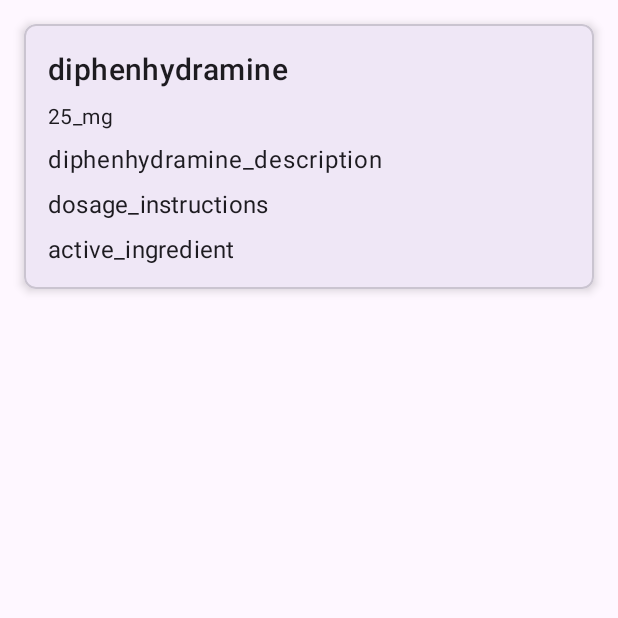
After one commit to hazemamaar/Android_Task, an Android app: the fragment DetailsFragment shown on its own in the app's theme, on a phone screen of 412 x 824 dp, the top half of it. The commit adds this screen. Run offline under Robolectric (Android 15) with nearby library versions, the phone set to English and light mode, and no system bars; our stand-ins replace sdp/ssp sizes; 5 statements that could not run were skipped.

Commit message:
finish insha'allah

```diff
--- /dev/null
+++ b/app/src/main/java/com/example/androidtask/ui/fragments/DetailsFragment.kt
@@ -0,0 +1,36 @@
+package com.example.androidtask.ui.fragments
+
+import android.os.Bundle
+import androidx.fragment.app.Fragment
+import android.view.LayoutInflater
+import android.view.View
+import android.view.ViewGroup
+import androidx.navigation.fragment.navArgs
+import com.example.androidtask.R
+import com.example.androidtask.databinding.FragmentDetailsBinding
+
+
+class DetailsFragment : Fragment() {
+    private lateinit var _binding:FragmentDetailsBinding
+    private val binding get() = _binding
+
+    private val args: DetailsFragmentArgs by navArgs()
+    override fun onViewCreated(view: View, savedInstanceState: Bundle?) {
+        super.onViewCreated(view, savedInstanceState)
+        binding.nameTextView.text = args.medication.name
+        binding.strengthTextView.text = args.medication.strength
+        binding.descriptionTextView.text = args.medication.description
+        binding.activeIngredientTextView.text = args.medication.active_ingredient
+        binding.dosageInstructionsTextView.text = args.medication.dosage_instructions
+    }
+
+    override fun onCreateView(
+        inflater: LayoutInflater, container: ViewGroup?,
+        savedInstanceState: Bundle?,
+    ): View? {
+        _binding = FragmentDetailsBinding.inflate(inflater, container, false)
+        return binding.root
+
+    }
+
+}
--- /dev/null
+++ b/app/src/main/res/layout/fragment_details.xml
@@ -0,0 +1,68 @@
+<?xml version="1.0" encoding="utf-8"?>
+<androidx.constraintlayout.widget.ConstraintLayout
+    xmlns:android="http://schemas.android.com/apk/res/android"
+    xmlns:app="http://schemas.android.com/apk/res-auto"
+    xmlns:tools="http://schemas.android.com/tools"
+    android:layout_width="match_parent"
+    android:layout_height="match_parent"
+    >
+
+    <com.google.android.material.card.MaterialCardView
+    android:layout_width="match_parent"
+    android:layout_height="wrap_content"
+    android:layout_margin="16dp"
+    app:cardElevation="4dp"
+        app:layout_constraintTop_toTopOf="parent"
+        app:layout_constraintStart_toStartOf="parent"
+        app:layout_constraintEnd_toEndOf="parent"
+    app:cardCornerRadius="8dp">
+
+    <LinearLayout
+        android:layout_width="match_parent"
+        android:layout_height="wrap_content"
+        android:orientation="vertical"
+        android:padding="16dp">
+
+        <com.google.android.material.textview.MaterialTextView
+            android:id="@+id/nameTextView"
+            android:layout_width="wrap_content"
+            android:layout_height="wrap_content"
+            android:text="diphenhydramine"
+            android:textAppearance="@style/TextAppearance.MaterialComponents.Headline6"/>
+
+        <com.google.android.material.textview.MaterialTextView
+            android:id="@+id/strengthTextView"
+            android:layout_width="wrap_content"
+            android:layout_height="wrap_content"
+            android:text="25_mg"
+            android:textAppearance="@style/TextAppearance.MaterialComponents.Body2"
+            android:layout_marginTop="8dp"/>
+
+        <com.google.android.material.textview.MaterialTextView
+            android:id="@+id/descriptionTextView"
+            android:layout_width="wrap_content"
+            android:layout_height="wrap_content"
+            android:text="diphenhydramine_description"
+            android:textAppearance="@style/TextAppearance.MaterialComponents.Body1"
+            android:layout_marginTop="8dp"/>
+
+        <com.google.android.material.textview.MaterialTextView
+            android:id="@+id/dosageInstructionsTextView"
+            android:layout_width="wrap_content"
+            android:layout_height="wrap_content"
+            android:text="dosage_instructions"
+            android:textAppearance="@style/TextAppearance.MaterialComponents.Subtitle1"
+            android:layout_marginTop="8dp"/>
+
+        <com.google.android.material.textview.MaterialTextView
+            android:id="@+id/activeIngredientTextView"
+            android:layout_width="wrap_content"
+            android:layout_height="wrap_content"
+            android:text="active_ingredient"
+            android:textAppearance="@style/TextAppearance.MaterialComponents.Subtitle1"
+            android:layout_marginTop="8dp"/>
+
+    </LinearLayout>
+
+</com.google.android.material.card.MaterialCardView>
+</androidx.constraintlayout.widget.ConstraintLayout>
--- a/core/build.gradle
+++ b/core/build.gradle
@@ -67,5 +67,6 @@ dependencies {
     implementation "com.squareup.retrofit2:retrofit:2.9.0"
     implementation "com.squareup.retrofit2:converter-gson:2.9.0"
     implementation "com.squareup.okhttp3:logging-interceptor:5.0.0-alpha.5"
+
     implementation "com.jakewharton.retrofit:retrofit2-kotlin-coroutines-adapter:0.9.2"
 }
--- a/core/src/main/java/com/example/data/network/ApiService.kt
+++ b/core/src/main/java/com/example/data/network/ApiService.kt
@@ -1,12 +1,12 @@
 package com.example.data.network
 
-import com.example.data.network.models.ResponseObject
+import com.example.data.network.models.Medical
 import retrofit2.http.GET
 
 interface ApiService {
     companion object{
-        const val PROBLEMS="5bc76f33-0f61-4d82-9f39-70ae9875232d"
+        const val PROBLEMS="6a585024-847b-40e1-8250-7998ccdcee98"
     }
     @GET(PROBLEMS)
-    suspend fun getProblems(): ResponseObject
+    suspend fun getProblems(): Medical
 }
--- a/core/src/main/java/com/example/data/network/models/Asthma.kt
+++ /dev/null
@@ -1,3 +0,0 @@
-package com.example.data.network.models
-
-class Asthma
--- a/core/src/main/java/com/example/data/network/models/ClassName.kt
+++ /dev/null
@@ -1,6 +0,0 @@
-package com.example.data.network.models
-
-data class ClassName(
-    val associatedDrug: List<AssociatedDrug>,
-    val associatedDrug2: List<AssociatedDrug>
-)
--- a/core/src/main/java/com/example/data/network/models/Lab.kt
+++ /dev/null
@@ -1,5 +0,0 @@
-package com.example.data.network.models
-
-data class Lab(
-    val missing_field: String
-)
--- a/core/src/main/java/com/example/data/network/models/Diabetes.kt
+++ b/core/src/main/java/com/example/data/network/models/Medical.kt
@@ -1,6 +1,5 @@
 package com.example.data.network.models
 
-data class Diabetes(
-    val labs: List<Lab>,
+data class Medical(
     val medications: List<Medication>
 )
--- a/core/src/main/java/com/example/data/network/models/MedicationsClasse.kt
+++ /dev/null
@@ -1,6 +0,0 @@
-package com.example.data.network.models
-
-data class MedicationsClasse(
-    val className: List<ClassName>,
-    val className2: List<ClassName>
-)
--- a/core/src/main/java/com/example/data/network/models/Problem.kt
+++ /dev/null
@@ -1,6 +0,0 @@
-package com.example.data.network.models
-
-data class Problem(
-    val Asthma: List<Asthma>,
-    val Diabetes: List<Diabetes>
-)
--- a/core/src/main/java/com/example/data/network/models/ResponseObject.kt
+++ /dev/null
@@ -1,5 +0,0 @@
-package com.example.data.network.models
-
-data class ResponseObject(
-    val problems: List<Problem>
-)
--- a/core/src/main/java/com/example/features/common/data/repository/UserRepoImpl.kt
+++ b/core/src/main/java/com/example/features/common/data/repository/UserRepoImpl.kt
@@ -1,9 +1,10 @@
 package com.example.features.common.data.repository
 
+import android.util.Log
 import com.example.data.local.models.RegisterModel
 import com.example.data.local.roomdb.UserDao
 import com.example.data.network.ApiService
-import com.example.data.network.models.ResponseObject
+import com.example.data.network.models.Medical
 import com.example.features.common.domain.repository.UserRepo
 import kotlinx.coroutines.flow.Flow
 import javax.inject.Inject
@@ -18,7 +19,8 @@ class UserRepoImpl @Inject constructor(private val userDao: UserDao, private val
         return userDao.insertUser(user)
     }
 
-    override suspend fun getProblems(): ResponseObject {
+    override suspend fun getProblems(): Medical {
+        Log.e("mma", "executeRemoteDS: "+apiService.getProblems() )
         return apiService.getProblems()
     }
 }
--- a/core/src/main/java/com/example/features/common/domain/repository/UserRepo.kt
+++ b/core/src/main/java/com/example/features/common/domain/repository/UserRepo.kt
@@ -1,12 +1,12 @@
 package com.example.features.common.domain.repository
 
 import com.example.data.local.models.RegisterModel
-import com.example.data.network.models.ResponseObject
+import com.example.data.network.models.Medical
 import kotlinx.coroutines.flow.Flow
 
 interface UserRepo {
     fun getUser(email:String) : Flow<RegisterModel>
    suspend fun insertUser(user: RegisterModel) :Long
 
-   suspend fun getProblems(): ResponseObject
+   suspend fun getProblems(): Medical
 }
```
Also changed, not shown: app/src/main/java/com/example/androidtask/ui/adapters/MedicationListAdapter.kt (+14 -13 lines), app/src/main/java/com/example/androidtask/ui/fragments/HomePageFragment.kt (+8 -1 lines), app/src/main/java/com/example/androidtask/ui/viewmodel/HomeViewModel.kt (+5 -3 lines), app/src/main/res/navigation/nav_setup.xml (+11 -0 lines), core/src/main/java/com/example/data/network/models/AssociatedDrug.kt (deleted, +0 -7 lines), core/src/main/java/com/example/features/getMedicals/domain/interactors/GetProblemsUseCase.kt (+5 -3 lines).
